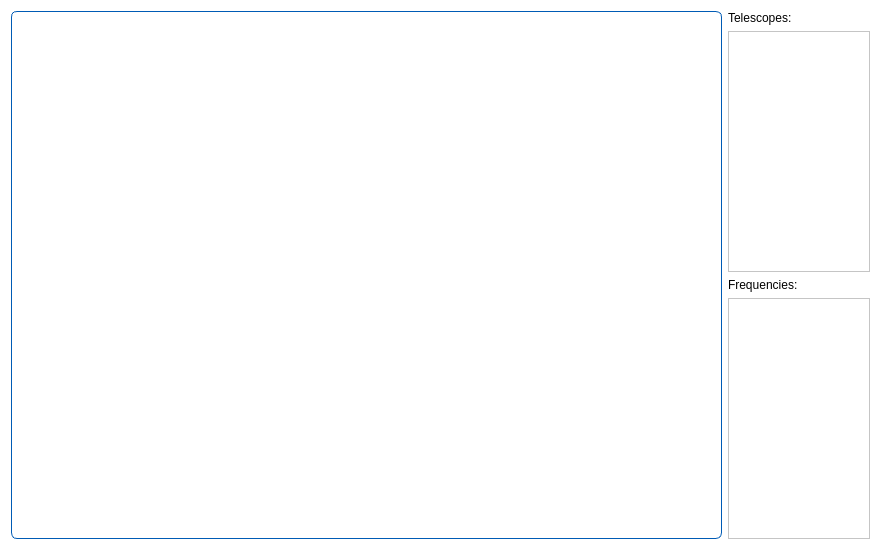
Before: the Qt Designer form pastrocore/gui_pyside/tab_vis_beam_pattern.ui in Torward1024/pAstroCORE, drawn with Qt 5.
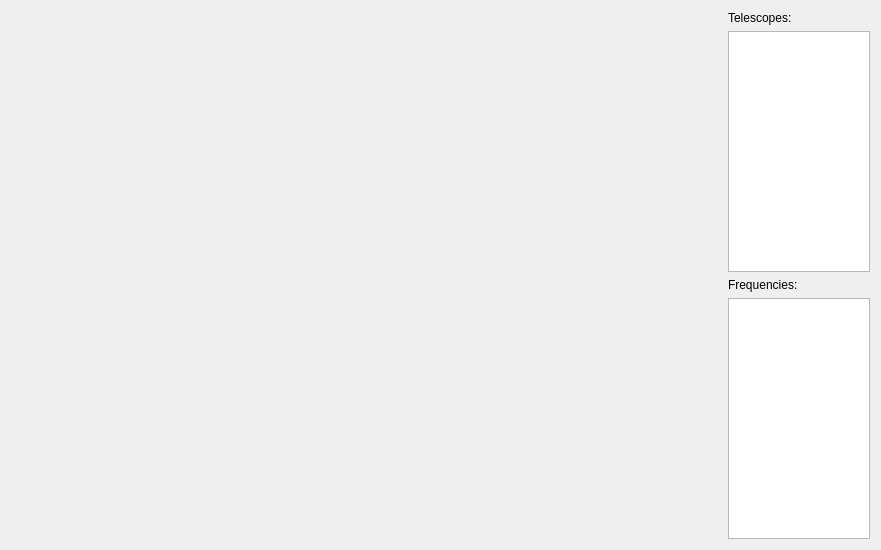
After: the same form once the commit is applied.

Diff of the .ui file:
```diff
--- a/pastrocore/gui_pyside/tab_vis_beam_pattern.ui
+++ b/pastrocore/gui_pyside/tab_vis_beam_pattern.ui
@@ -10,21 +10,10 @@
     <height>550</height>
    </rect>
   </property>
-  <property name="styleSheet">
-   <string notr="true">background-color: #ffffff; font-family: Arial;</string>
-  </property>
   <layout class="QGridLayout" name="gridLayout_3" columnstretch="5,1">
    <item row="0" column="0">
     <widget class="QWidget" name="widget" native="true">
-     <property name="styleSheet">
-      <string notr="true">QWidget{
-    border: 1px solid #005BB5; /* Цвет границы согласован с иконками */
-    border-radius: 6px; /* Скругленные углы для современного вида */
-    background-color: #FFFFFF; /* Светлый фон, не отвлекающий от графика */
-    padding: 4px; /* Внутренний отступ для визуального комфорта */
-}</string>
-     </property>
-    </widget>
+     </widget>
    </item>
    <item row="0" column="1">
     <layout class="QGridLayout" name="gridLayout_2">
```
Left out of the diff: 8 changed lines with no effect on the pictures.
